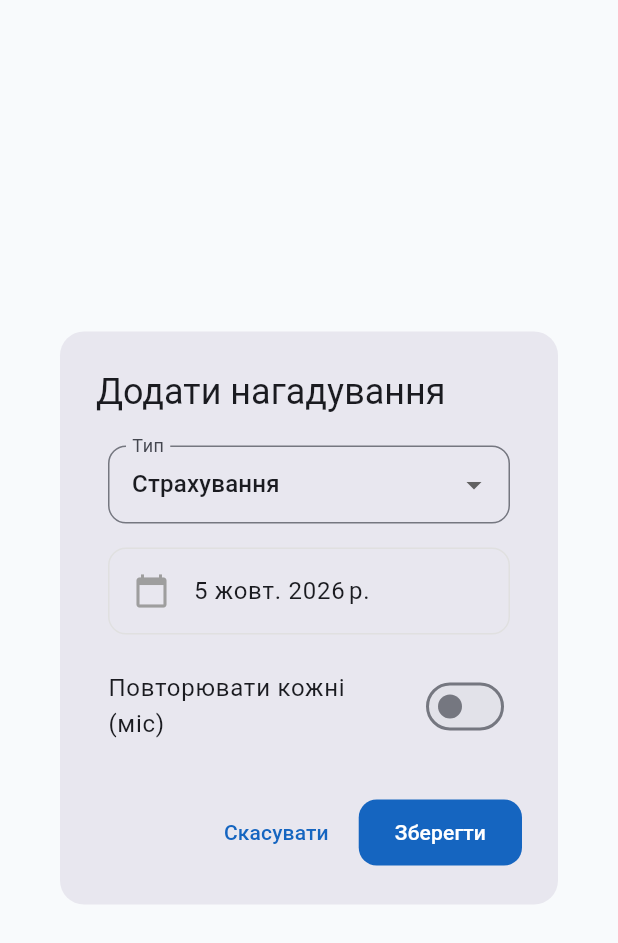
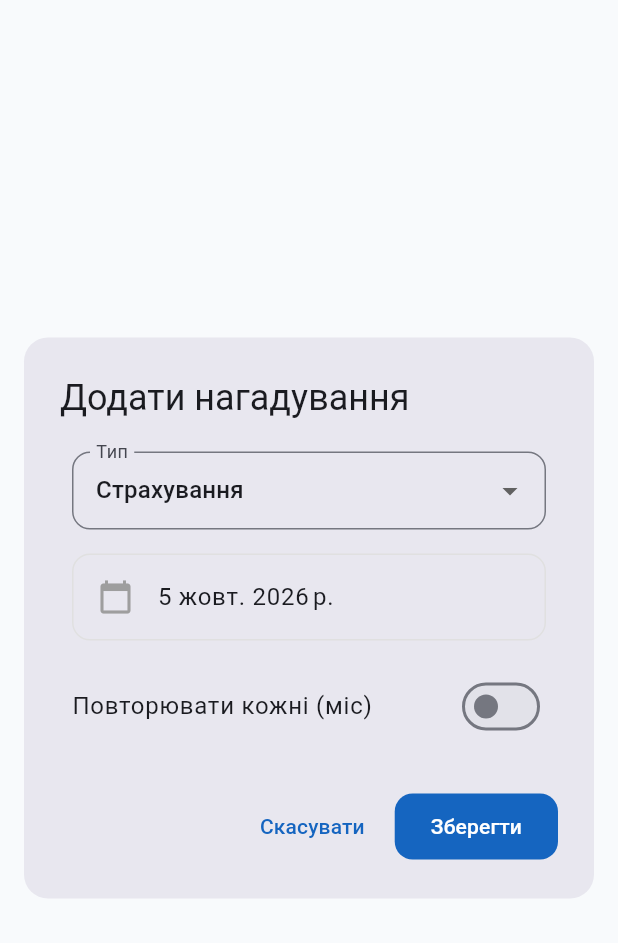
Before and after one commit to Saider3623/AutoUBC, a Flutter app: the _ReminderDialog widget shown alone on an empty page, opened directly with empty values, on a phone screen of 412 x 824 dp. Shown: the top 943 px of the screen. Run offline on Flutter 3.47's test engine with Material 3 defaults, Android fonts, the phone set to English and light mode, and no system bars; our stand-ins replace google_sign_in, isar, pdf, share_plus, shared_preferences; missing offline and left inert: googleapis; accounts and stored records are empty; generated files the repository leaves out were written again; statements that could not run were skipped.

Commit message:
Синхронизация

```diff
--- a/lib/screens/reminders_screen.dart
+++ b/lib/screens/reminders_screen.dart
@@ -311,14 +311,16 @@ class _ReminderDialogState extends State<_ReminderDialog> {
         : 0;
 
     return AlertDialog(
+      insetPadding: const EdgeInsets.symmetric(horizontal: 16, vertical: 24),
       title: Text(widget.reminder != null ? loc.edit : loc.addReminder),
       shape: RoundedRectangleBorder(borderRadius: BorderRadius.circular(16)),
-      content: SingleChildScrollView(
-        child: Container(
-          width: MediaQuery.of(context).size.width,
-          constraints: BoxConstraints(
-            maxHeight: MediaQuery.of(context).size.height * 0.7,
-          ),
+      content: SizedBox(
+        width: double.maxFinite,
+        child: SingleChildScrollView(
+          child: Container(
+            constraints: BoxConstraints(
+              maxHeight: MediaQuery.of(context).size.height * 0.7,
+            ),
           padding: const EdgeInsets.symmetric(horizontal: 8, vertical: 4),
           child: Column(
             mainAxisSize: MainAxisSize.min,
@@ -492,6 +494,7 @@ class _ReminderDialogState extends State<_ReminderDialog> {
           ),
         ),
       ),
+      ),
       actions: [
         if (widget.onDelete != null)
           TextButton(
```
Also changed, not shown: lib/main.dart (+21 -6 lines), lib/providers/app_provider.dart (+5 -2 lines), lib/screens/service_book_screen.dart (+6 -2 lines), 1 other file.
